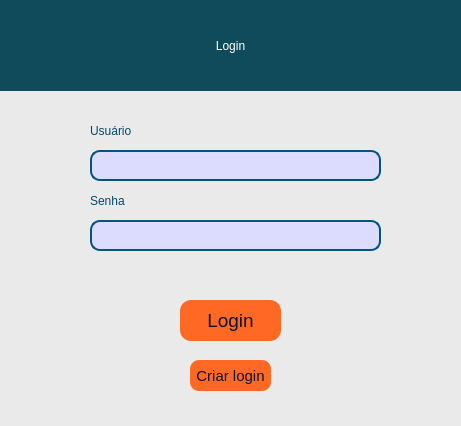
Above: Janelas/Windows/login_win_one.ui from FabioAleluia/MeuSysDeCadastro_v1.1 before the change. Below: the same form after it.
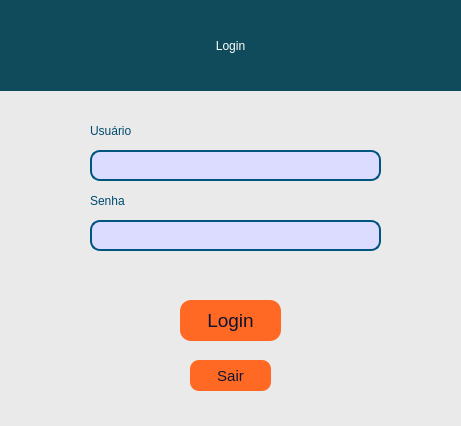
That is the form after the change.

Diff of the .ui file:
```diff
--- a/Janelas/Windows/login_win_one.ui
+++ b/Janelas/Windows/login_win_one.ui
@@ -67,7 +67,7 @@
 }</string>
     </property>
     <property name="text">
-     <string>Criar login</string>
+     <string>Sair</string>
     </property>
    </widget>
    <widget class="QLineEdit" name="input_usuario">
```
Left out of the diff: 4 changed lines with no effect on the pictures.
